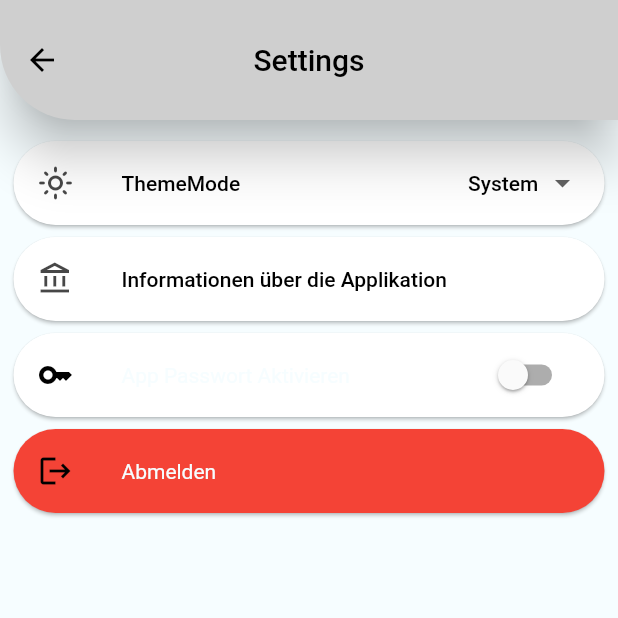
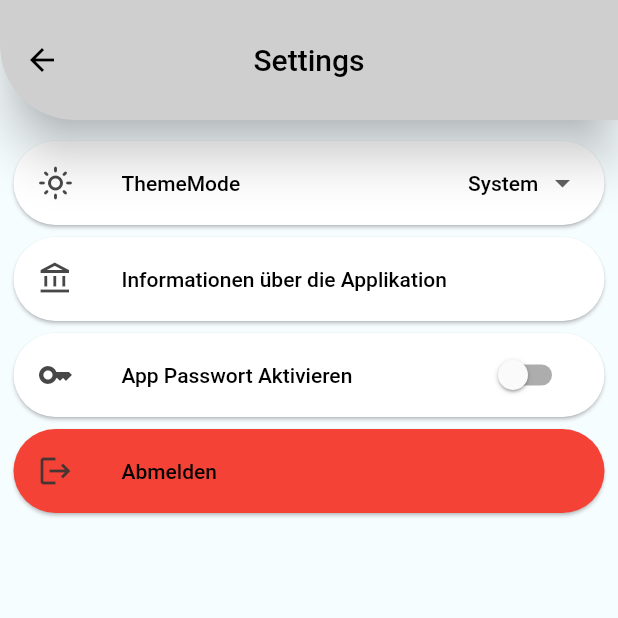
Before and after one commit to FoxH3/stock_x, a Flutter app: the Setting screen opened directly, on a phone screen of 412 x 824 dp, the top half of it. Run offline on Flutter 3.47's test engine with Material 2 defaults, Android fonts, the phone set to English and light mode, and no system bars; our stand-ins replace cloud_firestore, firebase_auth, firebase_core, flutter_screenutil, shared_preferences, slider_button and 1 more; missing offline and left inert: crypt, encryptor, flutter_screen_lock; accounts and stored records are empty.

Commit message:
Setting Darkmode Update

```diff
--- a/lib/Pages/setting.dart
+++ b/lib/Pages/setting.dart
@@ -103,14 +103,15 @@ class SettingState extends State<Setting> {
                               ),
                               clipBehavior: Clip.antiAlias,
                               child: ListTile(
-                                  leading: const Icon(
+                                  leading: Icon(
                                     Icons.key,
-                                    color: Colors.black,
+                                    color:
+                                        Theme.of(context).colorScheme.secondary,
                                   ),
                                   title: Text(
                                     "App Passwort Aktivieren",
                                     style:
-                                        Theme.of(context).textTheme.bodyText2,
+                                        Theme.of(context).textTheme.bodyText1,
                                   ),
                                   trailing: Container(
                                     margin: const EdgeInsets.only(right: 6.0),
@@ -162,15 +163,17 @@ class SettingState extends State<Setting> {
                                       axisDirection: AxisDirection.down,
                                       color: Colors.black,
                                       child: ListTile(
-                                          leading: const Icon(
+                                          leading: Icon(
                                             Icons.logout,
-                                            color: Colors.black,
+                                            color: Theme.of(context)
+                                                .colorScheme
+                                                .secondary,
                                           ),
                                           title: Text(
                                             "Abmelden",
                                             style: Theme.of(context)
                                                 .textTheme
-                                                .bodyText2,
+                                                .bodyText1,
                                           ),
                                           onTap: () async {
                                             final SharedPreferences prefs =
```
